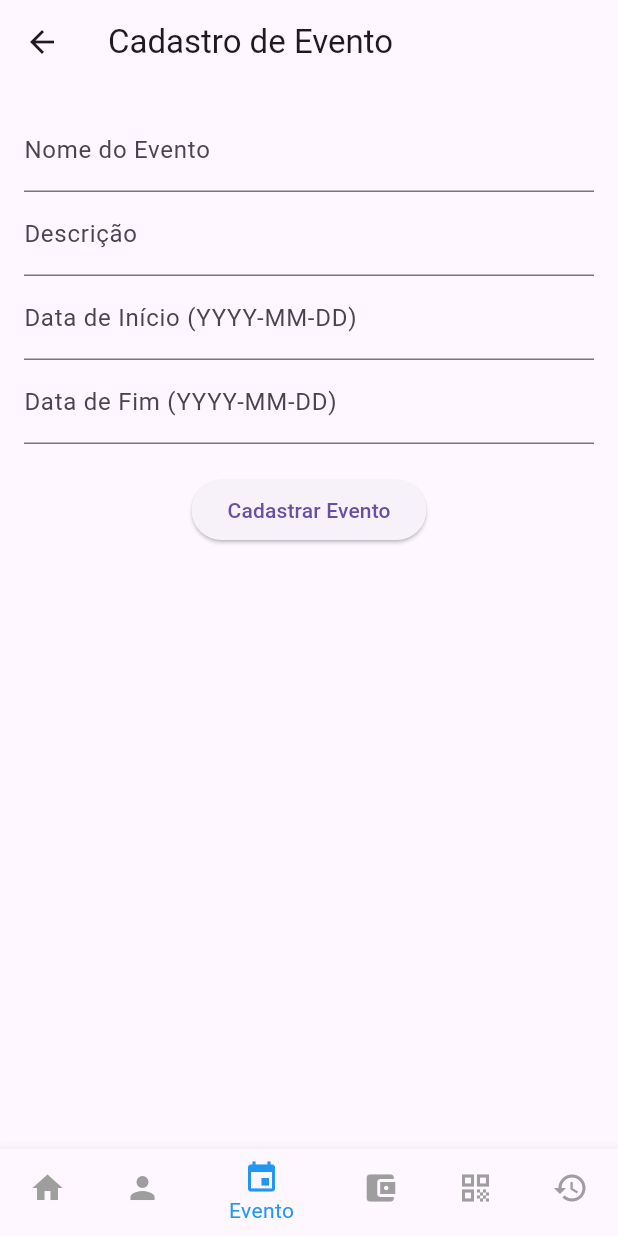
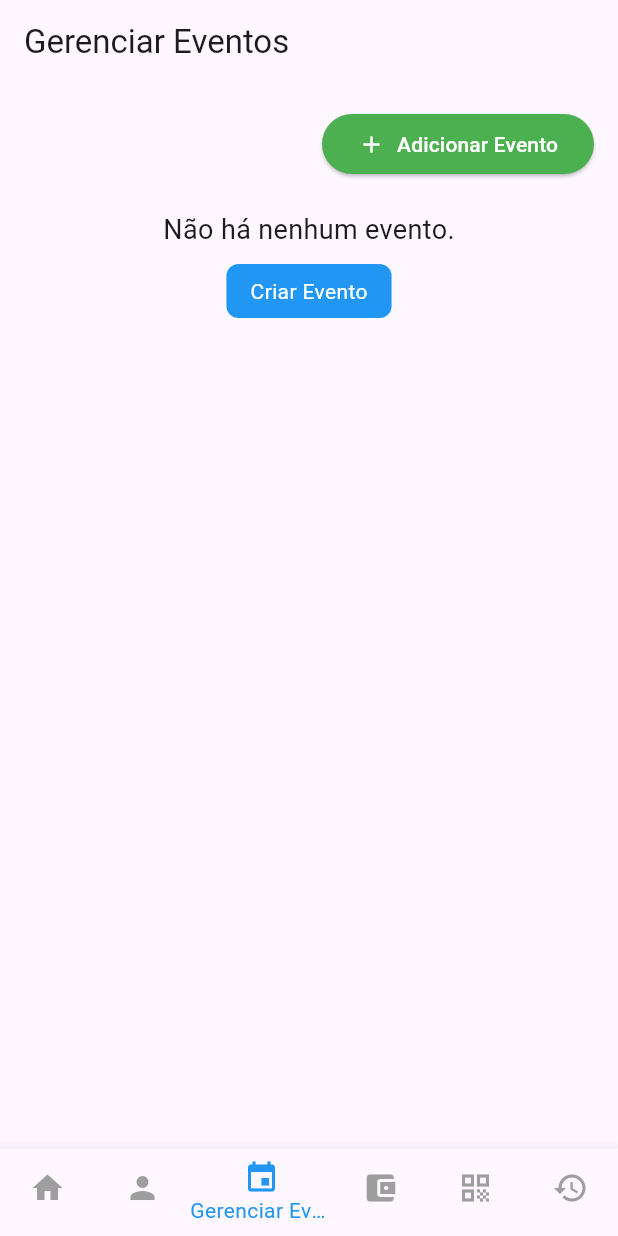
Before and after one commit to Liezy/EventuGO, a Flutter app: the screen it shows after launch, swiped to page 3, on a phone screen of 412 x 824 dp. Run offline on Flutter 3.47's test engine with Material 3 defaults, Android fonts, the phone set to English and light mode, and no system bars; our stand-ins replace qr_flutter; network calls fail.

Commit message:
feature: adiciona gerenciamento de eventos (crud)

```diff
--- a/app/lib/main.dart
+++ b/app/lib/main.dart
@@ -1,4 +1,5 @@
 import 'package:flutter/material.dart';
+import 'package:flutter_localizations/flutter_localizations.dart';
 import 'package:app/pages/main_page.dart'; // Importa a MainPage
 
 void main() {
@@ -14,6 +15,15 @@
         primarySwatch: Colors.blue,
       ),
       home: MainPage(), // Tela principal
+      localizationsDelegates: [
+        GlobalMaterialLocalizations
+            .delegate, // Adiciona suporte a localizações do Material
+        GlobalWidgetsLocalizations.delegate,
+        GlobalCupertinoLocalizations.delegate,
+      ],
+      supportedLocales: [
+        const Locale('pt', ''), // Suporte para o português
+      ],
     );
   }
 }
--- a/app/lib/pages/main_page.dart
+++ b/app/lib/pages/main_page.dart
@@ -1,7 +1,7 @@
 import 'package:flutter/material.dart';
 import 'package:app/pages/home_page.dart';
 import 'package:app/pages/cadastro_usuario_page.dart';
-import 'package:app/pages/cadastro_evento_page.dart';
+import 'package:app/pages/manage_events/manage_events.dart';
 import 'package:app/pages/creditos_page.dart';
 import 'package:app/pages/transacao_qr_page.dart'; // Adicionei a importação da nova página
 import 'package:app/pages/consulta_saldo_historico_page.dart';
@@ -35,7 +35,7 @@ class _MainPageState extends State<MainPage> {
         children: [
           HomePage(), // Exibe a HomePage
           CadastroUsuarioPage(), // Tela de Cadastro de Usuário
-          CadastroEventoPage(), // Tela de Cadastro de Evento
+          ManageEventsPage(), // Tela de Cadastro de Evento
           CreditosPage(), // Tela de Créditos
           TransacaoQrPage(), // Nova Tela de Transação com QR Code
           ConsultaSaldoHistoricoPage(), // Tela de consulta de saldo e histórico
@@ -57,7 +57,7 @@ class _MainPageState extends State<MainPage> {
           ),
           BottomNavigationBarItem(
             icon: Icon(Icons.event),
-            label: 'Evento',
+            label: 'Gerenciar Eventos',
           ),
           BottomNavigationBarItem(
             icon: Icon(Icons.account_balance_wallet),
--- /dev/null
+++ b/app/lib/pages/manage_events/manage_events.dart
@@ -0,0 +1,141 @@
+import 'dart:convert';
+import 'package:flutter/material.dart';
+import 'package:http/http.dart' as http;
+import 'create_event.dart';
+import 'update_event.dart';
+
+class ManageEventsPage extends StatefulWidget {
+  @override
+  _ManageEventsPageState createState() => _ManageEventsPageState();
+}
+
+class _ManageEventsPageState extends State<ManageEventsPage> {
+  List<dynamic> _events = [];
+
+  @override
+  void initState() {
+    super.initState();
+    fetchEvents();
+  }
+
+  Future<void> fetchEvents() async {
+    final url = Uri.parse('http://127.0.0.1:8000/event/api/eventos/');
+    final response = await http.get(url);
+
+    if (response.statusCode == 200) {
+      setState(() {
+        _events = jsonDecode(response.body);
+      });
+    } else {
+      print('Erro ao carregar eventos: ${response.statusCode}');
+    }
+  }
+
+  @override
+  Widget build(BuildContext context) {
+    return Scaffold(
+      appBar: AppBar(
+        title: Text('Gerenciar Eventos'),
+      ),
+      body: Padding(
+        padding: const EdgeInsets.all(16.0),
+        child: Column(
+          crossAxisAlignment: CrossAxisAlignment.start,
+          children: [
+            // Botão para adicionar evento com ícone
+            Align(
+              alignment: Alignment.centerRight,
+              child: ElevatedButton(
+                style: ElevatedButton.styleFrom(
+                  backgroundColor: Colors.green, // Fundo verde
+                  foregroundColor: Colors.white, // Texto branco
+                ),
+                onPressed: () {
+                  Navigator.push(
+                    context,
+                    MaterialPageRoute(builder: (context) => CreateEventPage()),
+                  );
+                },
+                child: Row(
+                  mainAxisSize: MainAxisSize.min, // Ajusta o tamanho do botão
+                  children: [
+                    Icon(Icons.add), // Ícone de +
+                    SizedBox(width: 8), // Espaçamento entre ícone e texto
+                    Text('Adicionar Evento'),
+                  ],
+                ),
+              ),
+            ),
+            SizedBox(height: 20),
+            // Verifica se há eventos
+            _events.isEmpty
+                ? Center(
+                    child: Column(
+                      mainAxisAlignment: MainAxisAlignment.center,
+                      children: [
+                        Text(
+                          'Não há nenhum evento.',
+                          style: TextStyle(fontSize: 18),
+                        ),
+                        SizedBox(height: 10),
+                        GestureDetector(
+                          onTap: () {
+                            Navigator.push(
+                              context,
+                              MaterialPageRoute(
+                                  builder: (context) => CreateEventPage()),
+                            );
+                          },
+                          child: Container(
+                            padding: EdgeInsets.symmetric(
+                                horizontal: 16, vertical: 8),
+                            decoration: BoxDecoration(
+                              color: Colors.blue,
+                              borderRadius: BorderRadius.circular(8),
+                            ),
+                            child: Text(
+                              'Criar Evento',
+                              style: TextStyle(color: Colors.white),
+                            ),
+                          ),
+                        ),
+                      ],
+                    ),
+                  )
+                : Expanded(
+                    child: ListView.builder(
+                      itemCount: _events.length,
+                      itemBuilder: (context, index) {
+                        final event = _events[index];
+                        return Card(
+                          margin: EdgeInsets.symmetric(vertical: 8),
+                          elevation: 4,
+                          child: ListTile(
+                            title: Text(
+                              utf8.decode(event['name'].toString().codeUnits),
+                              style: TextStyle(fontWeight: FontWeight.bold),
+                            ),
+                            subtitle: Text(
+                              utf8.decode(
+                                  event['description'].toString().codeUnits),
+                            ),
+                            onTap: () {
+                              Navigator.push(
+                                context,
+                                MaterialPageRoute(
+                                  builder: (context) =>
+                                      UpdateEventPage(eventId: event['id']),
+                                ),
+                              );
+                            },
+                          ),
+                        );
+                      },
+                    ),
+                  ),
+          ],
+        ),
+      ),
+    );
+  }
+}
--- a/app/pubspec.yaml
+++ b/app/pubspec.yaml
@@ -31,6 +31,10 @@ dependencies:
   flutter:
     sdk: flutter
   qr_flutter: ^4.1.0
+  intl: 0.19.0
+  flutter_localizations:
+    sdk: flutter
+
 
   # The following adds the Cupertino Icons font to your application.
   # Use with the CupertinoIcons class for iOS style icons.
```
Also changed, not shown: app/lib/components/action_button.dart (added, +15 -0 lines), app/lib/components/select_field.dart (added, +35 -0 lines), app/lib/components/text_field.dart (added, +24 -0 lines), app/lib/pages/manage_events/create_event.dart (added, +172 -0 lines), app/lib/pages/manage_events/update_event.dart (added, +251 -0 lines), app/pubspec.lock.
